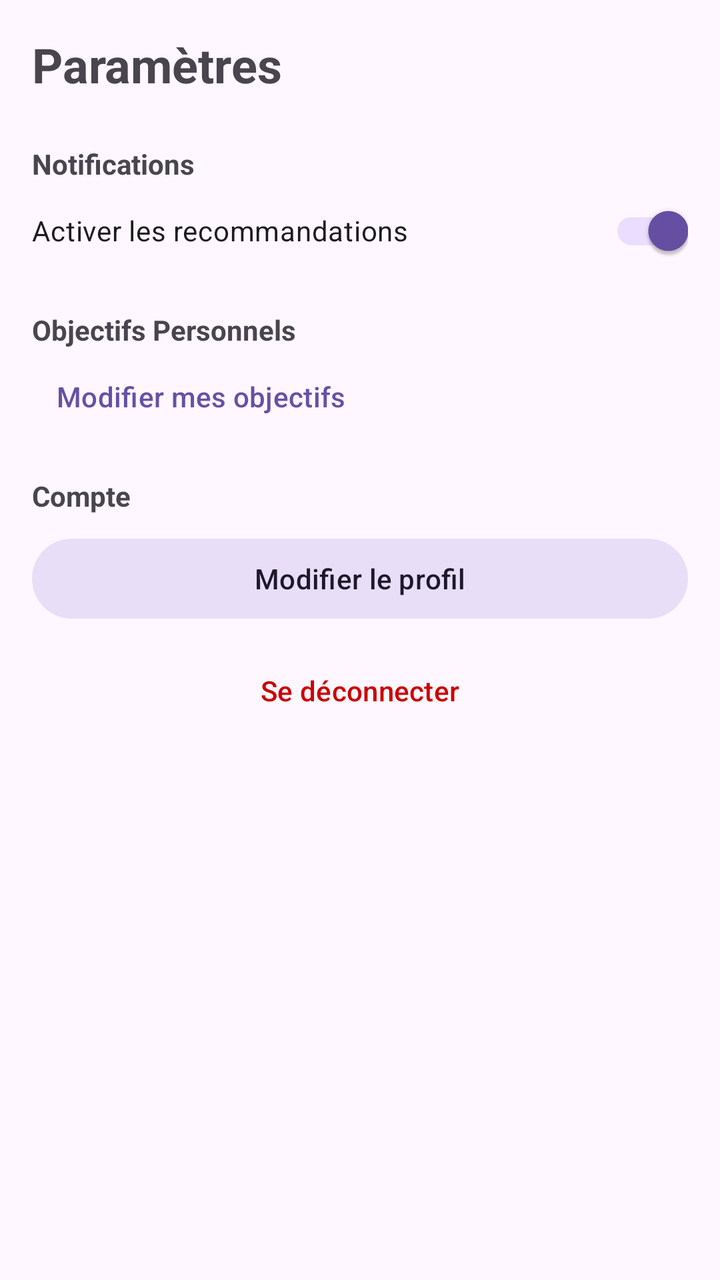
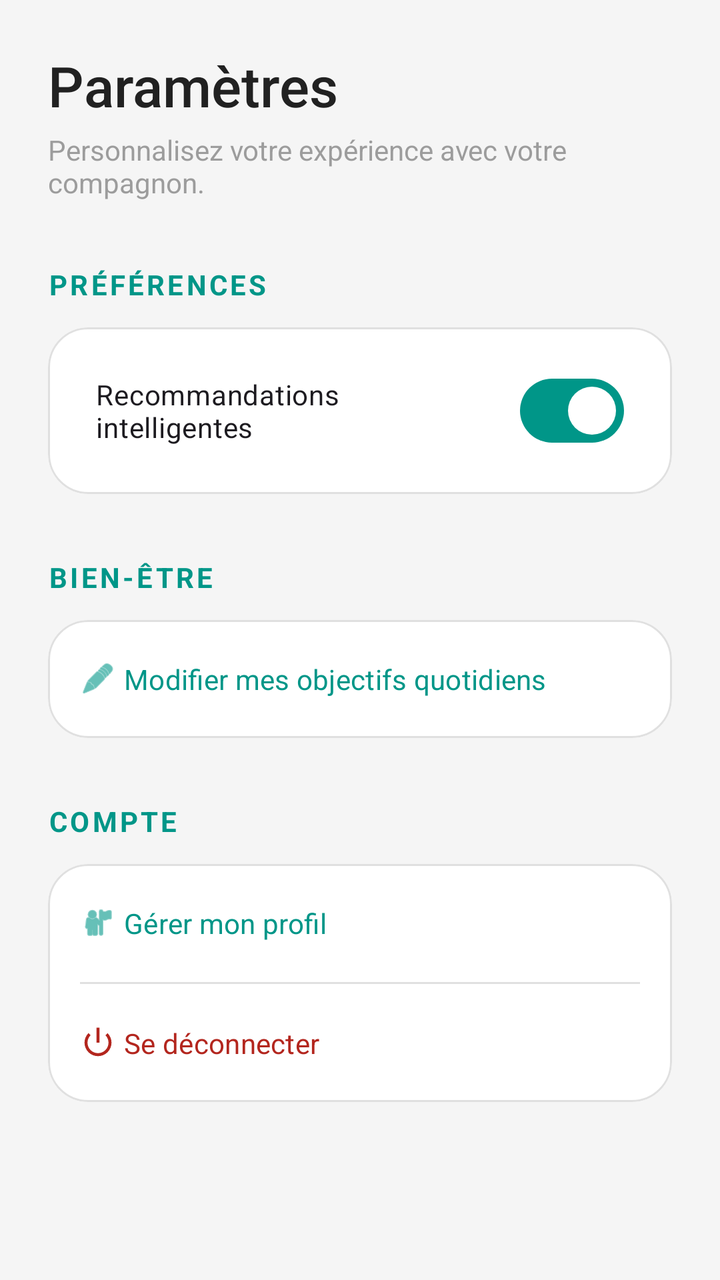

Screens rendered from an Android XML layout before and after an edit, with the pre-edit source and the edit as a unified diff.
<!-- AndroidManifest.xml: application theme Theme.SmartLife -->
<!-- res/layout/fragment_settings.xml -->
<?xml version="1.0" encoding="utf-8"?>
<androidx.core.widget.NestedScrollView xmlns:android="http://schemas.android.com/apk/res/android"
    xmlns:app="http://schemas.android.com/apk/res-auto"
    android:layout_width="match_parent"
    android:layout_height="match_parent">

    <LinearLayout
        android:layout_width="match_parent"
        android:layout_height="wrap_content"
        android:orientation="vertical"
        android:padding="16dp">

        <TextView
            android:layout_width="wrap_content"
            android:layout_height="wrap_content"
            android:text="Paramètres"
            android:textSize="24sp"
            android:textStyle="bold" />

        <TextView
            android:layout_width="wrap_content"
            android:layout_height="wrap_content"
            android:layout_marginTop="24dp"
            android:text="Notifications"
            android:textStyle="bold" />

        <com.google.android.material.switchmaterial.SwitchMaterial
            android:id="@+id/switchNotifications"
            android:layout_width="match_parent"
            android:layout_height="wrap_content"
            android:text="Activer les recommandations"
            android:checked="true" />

        <TextView
            android:layout_width="wrap_content"
            android:layout_height="wrap_content"
            android:layout_marginTop="16dp"
            android:text="Objectifs Personnels"
            android:textStyle="bold" />

        <Button
            android:id="@+id/btnSetGoals"
            style="@style/Widget.Material3.Button.TextButton"
            android:layout_width="wrap_content"
            android:layout_height="wrap_content"
            android:text="Modifier mes objectifs" />

        <TextView
            android:layout_width="wrap_content"
            android:layout_height="wrap_content"
            android:layout_marginTop="16dp"
            android:text="Compte"
            android:textStyle="bold" />

        <Button
            android:id="@+id/btnEditProfile"
            style="@style/Widget.Material3.Button.TonalButton"
            android:layout_width="match_parent"
            android:layout_height="wrap_content"
            android:layout_marginTop="8dp"
            android:text="Modifier le profil" />

        <Button
            android:id="@+id/btnLogout"
            style="@style/Widget.Material3.Button.TextButton"
            android:layout_width="match_parent"
            android:layout_height="wrap_content"
            android:layout_marginTop="8dp"
            android:text="Se déconnecter"
            android:textColor="@android:color/holo_red_dark" />

    </LinearLayout>
</androidx.core.widget.NestedScrollView>
<!-- resources referenced by this layout -->
<resources>
  <style name="Theme.SmartLife" parent="Base.Theme.SmartLife" />
  <style name="Base.Theme.SmartLife" parent="Theme.Material3.DayNight.NoActionBar">
          
          
      </style>
</resources>

<!-- the commit's change to res/layout/fragment_settings.xml (unified diff, before → after) -->
@@ -2,72 +2,172 @@
 <androidx.core.widget.NestedScrollView xmlns:android="http://schemas.android.com/apk/res/android"
     xmlns:app="http://schemas.android.com/apk/res-auto"
     android:layout_width="match_parent"
-    android:layout_height="match_parent">
+    android:layout_height="match_parent"
+    android:background="?attr/android:windowBackground">
 
     <LinearLayout
         android:layout_width="match_parent"
         android:layout_height="wrap_content"
         android:orientation="vertical"
-        android:padding="16dp">
+        android:padding="24dp">
 
         <TextView
             android:layout_width="wrap_content"
             android:layout_height="wrap_content"
             android:text="Paramètres"
-            android:textSize="24sp"
-            android:textStyle="bold" />
+            android:textSize="28sp"
+            android:fontFamily="sans-serif-medium"
+            android:textColor="?attr/colorOnSurface" />
 
         <TextView
             android:layout_width="wrap_content"
             android:layout_height="wrap_content"
-            android:layout_marginTop="24dp"
-            android:text="Notifications"
-            android:textStyle="bold" />
+            android:layout_marginTop="4dp"
+            android:text="Personnalisez votre expérience avec votre compagnon."
+            android:alpha="0.7"
+            android:textColor="?attr/colorOnSurfaceVariant" />
 
-        <com.google.android.material.switchmaterial.SwitchMaterial
-            android:id="@+id/switchNotifications"
-            android:layout_width="match_parent"
-            android:layout_height="wrap_content"
-            android:text="Activer les recommandations"
-            android:checked="true" />
-
+        
         <TextView
             android:layout_width="wrap_content"
             android:layout_height="wrap_content"
-            android:layout_marginTop="16dp"
-            android:text="Objectifs Personnels"
+            android:layout_marginTop="32dp"
+            android:text="Préférences"
+            android:textSize="14sp"
+            android:textAllCaps="true"
+            android:letterSpacing="0.1"
+            android:textColor="?attr/colorPrimary"
             android:textStyle="bold" />
 
-        <Button
-            android:id="@+id/btnSetGoals"
-            style="@style/Widget.Material3.Button.TextButton"
-            android:layout_width="wrap_content"
+        <com.google.android.material.card.MaterialCardView
+            android:layout_width="match_parent"
             android:layout_height="wrap_content"
-            android:text="Modifier mes objectifs" />
+            android:layout_marginTop="12dp"
+            app:cardCornerRadius="20dp"
+            app:cardElevation="0dp"
+            app:strokeWidth="1dp"
+            app:strokeColor="?attr/colorOutlineVariant"
+            app:cardBackgroundColor="?attr/colorSurface">
 
+            <LinearLayout
+                android:layout_width="match_parent"
+                android:layout_height="wrap_content"
+                android:orientation="vertical"
+                android:padding="8dp">
+
+                <com.google.android.material.materialswitch.MaterialSwitch
+                    android:id="@+id/switchNotifications"
+                    android:layout_width="match_parent"
+                    android:layout_height="wrap_content"
+                    android:padding="16dp"
+                    android:text="Recommandations intelligentes"
+                    android:checked="true"
+                    app:switchTextAppearance="@style/TextAppearance.Material3.BodyLarge" />
+
+            </LinearLayout>
+        </com.google.android.material.card.MaterialCardView>
+
+        
         <TextView
             android:layout_width="wrap_content"
             android:layout_height="wrap_content"
-            android:layout_marginTop="16dp"
-            android:text="Compte"
+            android:layout_marginTop="32dp"
+            android:text="Bien-être"
+            android:textSize="14sp"
+            android:textAllCaps="true"
+            android:letterSpacing="0.1"
+            android:textColor="?attr/colorPrimary"
             android:textStyle="bold" />
 
-        <Button
-            android:id="@+id/btnEditProfile"
-            style="@style/Widget.Material3.Button.TonalButton"
+        <com.google.android.material.card.MaterialCardView
             android:layout_width="match_parent"
             android:layout_height="wrap_content"
-            android:layout_marginTop="8dp"
-            android:text="Modifier le profil" />
+            android:layout_marginTop="12dp"
+            app:cardCornerRadius="20dp"
+            app:cardElevation="0dp"
+            app:strokeWidth="1dp"
+            app:strokeColor="?attr/colorOutlineVariant"
+            app:cardBackgroundColor="?attr/colorSurface">
 
-        <Button
-            android:id="@+id/btnLogout"
-            style="@style/Widget.Material3.Button.TextButton"
+            <LinearLayout
+                android:layout_width="match_parent"
+                android:layout_height="wrap_content"
+                android:orientation="vertical">
+
+                <com.google.android.material.button.MaterialButton
+                    android:id="@+id/btnSetGoals"
+                    style="@style/Widget.Material3.Button.TextButton"
+                    android:layout_width="match_parent"
+                    android:layout_height="wrap_content"
+                    android:padding="16dp"
+                    android:text="Modifier mes objectifs quotidiens"
+                    android:textAlignment="viewStart"
+                    app:icon="@android:drawable/ic_menu_edit" />
+
+            </LinearLayout>
+        </com.google.android.material.card.MaterialCardView>
+
+        
+        <TextView
+            android:layout_width="wrap_content"
+            android:layout_height="wrap_content"
+            android:layout_marginTop="32dp"
+            android:text="Compte"
+            android:textSize="14sp"
+            android:textAllCaps="true"
+            android:letterSpacing="0.1"
+            android:textColor="?attr/colorPrimary"
+            android:textStyle="bold" />
+
+        <com.google.android.material.card.MaterialCardView
             android:layout_width="match_parent"
             android:layout_height="wrap_content"
-            android:layout_marginTop="8dp"
-            android:text="Se déconnecter"
-            android:textColor="@android:color/holo_red_dark" />
+            android:layout_marginTop="12dp"
+            app:cardCornerRadius="20dp"
+            app:cardElevation="0dp"
+            app:strokeWidth="1dp"
+            app:strokeColor="?attr/colorOutlineVariant"
+            app:cardBackgroundColor="?attr/colorSurface">
+
+            <LinearLayout
+                android:layout_width="match_parent"
+                android:layout_height="wrap_content"
+                android:orientation="vertical">
+
+                <com.google.android.material.button.MaterialButton
+                    android:id="@+id/btnEditProfile"
+                    style="@style/Widget.Material3.Button.TextButton"
+                    android:layout_width="match_parent"
+                    android:layout_height="wrap_content"
+                    android:padding="16dp"
+                    android:text="Gérer mon profil"
+                    android:textAlignment="viewStart"
+                    app:icon="@android:drawable/ic_menu_myplaces" />
+
+                <View
+                    android:layout_width="match_parent"
+                    android:layout_height="1dp"
+                    android:layout_marginHorizontal="16dp"
+                    android:background="?attr/colorOutlineVariant" />
+
+                <com.google.android.material.button.MaterialButton
+                    android:id="@+id/btnLogout"
+                    style="@style/Widget.Material3.Button.TextButton"
+                    android:layout_width="match_parent"
+                    android:layout_height="wrap_content"
+                    android:padding="16dp"
+                    android:text="Se déconnecter"
+                    android:textAlignment="viewStart"
+                    android:textColor="?attr/colorError"
+                    app:icon="@android:drawable/ic_lock_power_off"
+                    app:iconTint="?attr/colorError" />
+
+            </LinearLayout>
+        </com.google.android.material.card.MaterialCardView>
+
+        <View
+            android:layout_width="match_parent"
+            android:layout_height="80dp" />
 
     </LinearLayout>
 </androidx.core.widget.NestedScrollView>
<!-- resource entries referenced after the edit -->
@@ -1,9 +1,50 @@
 <!-- resources referenced by this layout -->
 <resources>
   <style name="Theme.SmartLife" parent="Base.Theme.SmartLife" />
-  <style name="Base.Theme.SmartLife" parent="Theme.Material3.DayNight.NoActionBar">
+  <style name="Base.Theme.SmartLife" parent="Theme.Material3.Light.NoActionBar">
           
           
+          <item name="colorPrimary">@color/primary_color</item>
+          <item name="colorOnPrimary">@color/white</item>
+          <item name="colorPrimaryContainer">@color/primary_light</item>
+          <item name="colorOnPrimaryContainer">@color/primary_dark</item>
+  
+          
+          <item name="colorSecondary">@color/secondary_color</item>
+          <item name="colorOnSecondary">@color/white</item>
+          <item name="colorSecondaryContainer">@color/secondary_light</item>
+          <item name="colorOnSecondaryContainer">@color/secondary_dark</item>
+  
+          
+          <item name="android:windowBackground">@color/bg_light</item>
+          <item name="colorSurface">@color/white</item>
+          <item name="colorOnSurface">@color/text_main</item>
+          <item name="colorSurfaceVariant">#EEEEEE</item>
+          <item name="colorOnSurfaceVariant">@color/text_secondary</item>
+          <item name="colorOutlineVariant">@color/outline_variant</item>
+  
+          
+          <item name="android:fontFamily">sans-serif</item>
+          <item name="textAppearanceTitleLarge">@style/TextAppearance.SmartLife.TitleLarge</item>
+          <item name="textAppearanceBodyMedium">@style/TextAppearance.SmartLife.BodyMedium</item>
+      </style>
+  <color name="primary_color">#009688</color>
+  <color name="white">#FFFFFFFF</color>
+  <color name="primary_light">#52c7b8</color>
+  <color name="primary_dark">#00675b</color>
+  <color name="secondary_color">#FFAB40</color>
+  <color name="secondary_light">#ffdd71</color>
+  <color name="secondary_dark">#c67c00</color>
+  <color name="bg_light">#F5F5F5</color>
+  <color name="text_main">#212121</color>
+  <color name="text_secondary">#757575</color>
+  <color name="outline_variant">#E0E0E0</color>
+  <style name="TextAppearance.SmartLife.TitleLarge" parent="TextAppearance.Material3.TitleLarge">
+          <item name="android:textStyle">bold</item>
+          <item name="android:textColor">@color/text_main</item>
+      </style>
+  <style name="TextAppearance.SmartLife.BodyMedium" parent="TextAppearance.Material3.BodyMedium">
+          <item name="android:textColor">@color/text_secondary</item>
       </style>
 </resources>
 
